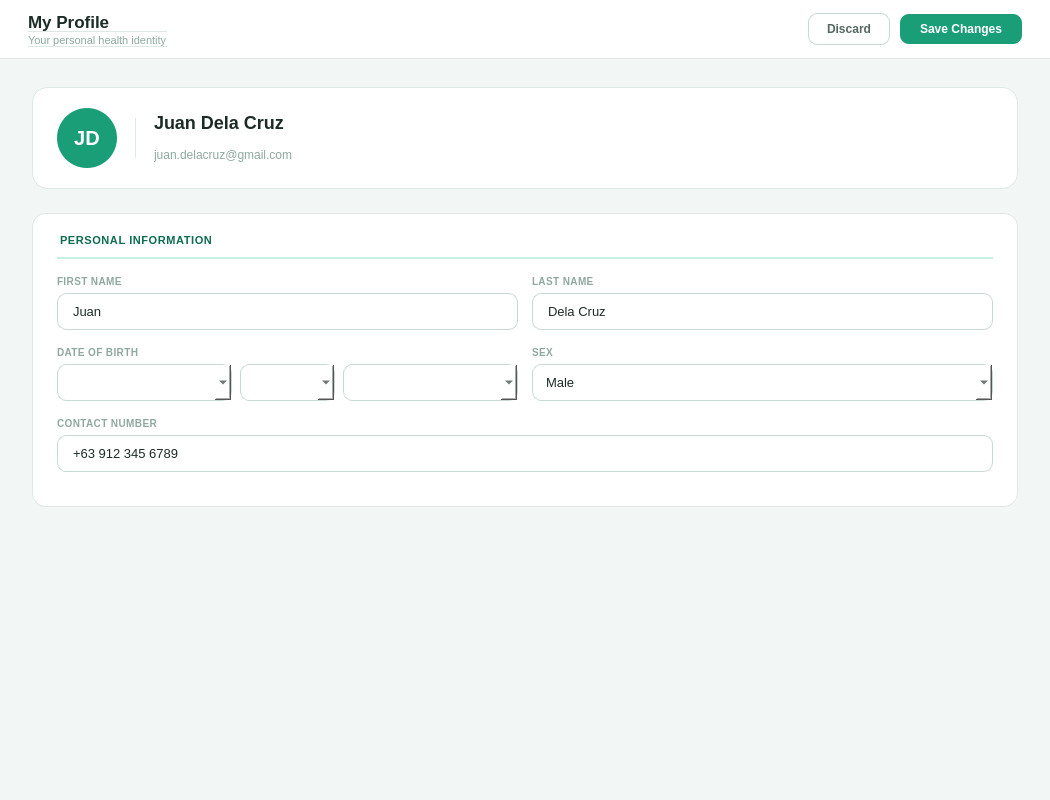
The window that src/ui/page_profile.ui (shasheenahdeeneillelumasag/CCC151---Group-Project) describes before a commit, drawn with Qt 5.
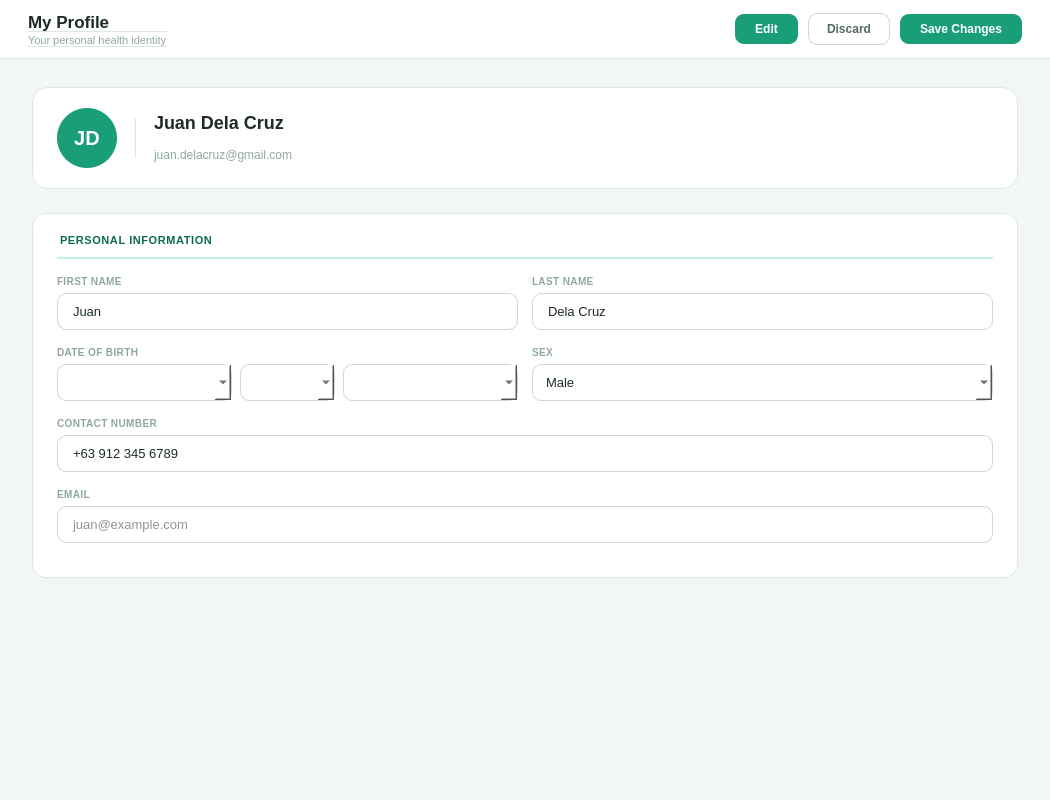
The same window after the commit.

Commit message: feat: improve sidebar, logout, appointments, and documents pages

Patch:
```diff
--- a/src/ui/page_profile.ui
+++ b/src/ui/page_profile.ui
@@ -102,6 +102,19 @@
         </property>
        </spacer>
       </item>
+       <item>
+        <widget class="QPushButton" name="btnEdit">
+         <property name="cursor">
+          <cursorShape>PointingHandCursor</cursorShape>
+         </property>
+         <property name="styleSheet">
+          <string>QPushButton { background: #1A9E78; color: #FFF; font-size: 12px; font-weight: 600; border: none; border-radius: 9px; padding: 8px 20px; } QPushButton:hover { background: #0D6B52; }</string>
+         </property>
+         <property name="text">
+          <string>Edit</string>
+         </property>
+        </widget>
+       </item>
       <item>
        <widget class="QPushButton" name="btnDiscard">
         <property name="styleSheet">
@@ -466,11 +479,18 @@
         </item>
             <item>
              <layout class="QVBoxLayout">
-              <property name="spacing">
-               <number>5</number>
-              </property>
-              
-              
+               <property name="spacing"><number>5</number></property>
+               <item>
+                <widget class="QLabel" name="label">
+                 <property name="styleSheet"><string>QLabel { font-size: 10px; font-weight: bold; color: #8FA89F; letter-spacing: 0.4px; }</string></property>
+                 <property name="text"><string>EMAIL</string></property>
+                </widget>
+               </item>
+               <item>
+                <widget class="QLineEdit" name="inputEmail">
+                 <property name="placeholderText"><string>juan@example.com</string></property>
+                </widget>
+               </item>
              </layout>
             </item>
             <item>
```
Left out of the diff: 4 changed lines with no effect on the pictures. Lines whose indentation alone changed are shown as unchanged. The commit also changes 37 other files.
